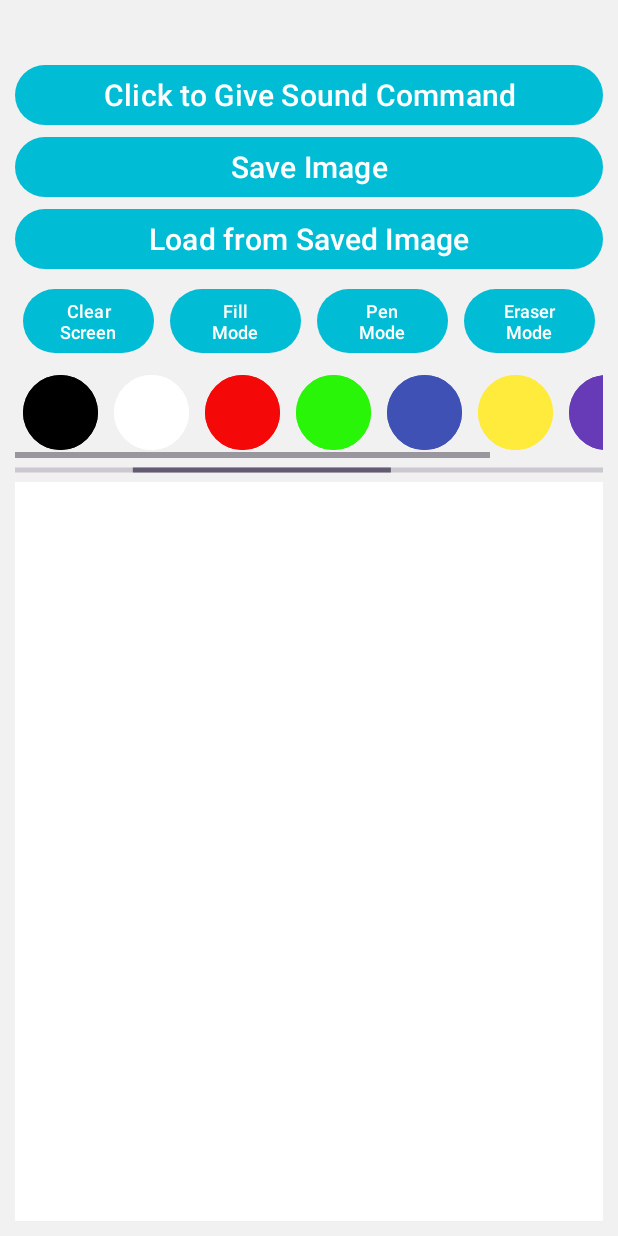
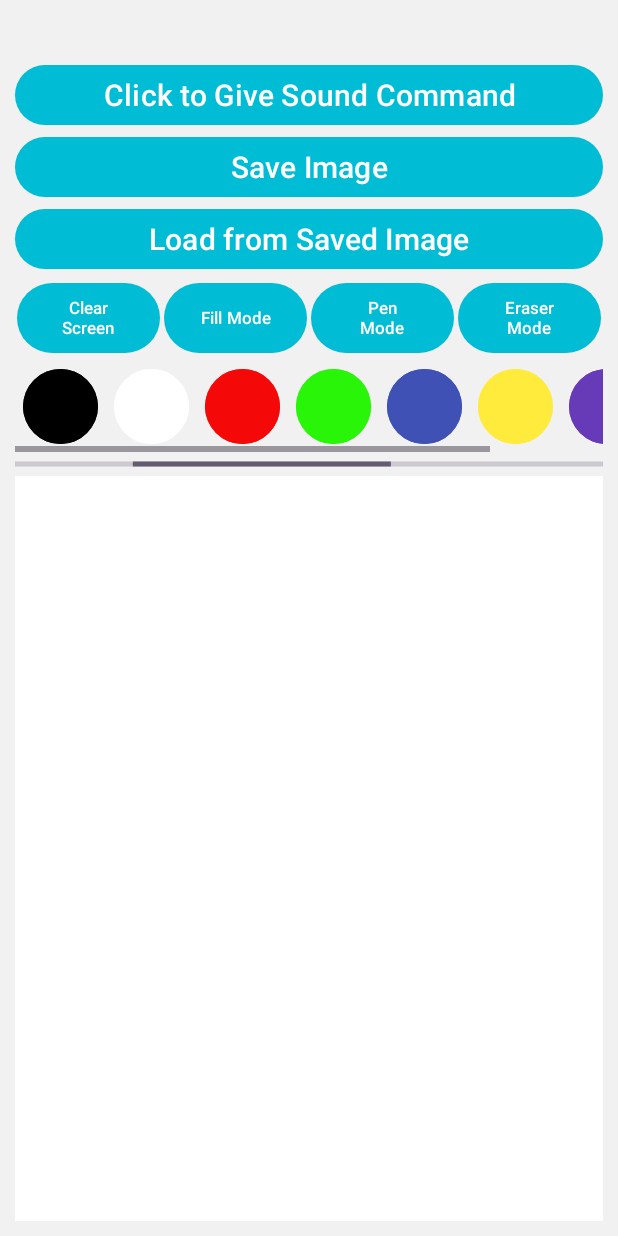
Before and after one commit to hyak4j/sound_drawing, an Android app: the layout activity_main.xml on its own in the app's theme, with its tools: preview values and no code run, on a phone screen of 412 x 824 dp. Run offline under Robolectric (Android 15) with nearby library versions, the phone set to English and light mode, and no system bars.

Commit message:
[新增] 新增支援多語系(繁體中文、簡體中文、日文)；UI適性調整

```diff
--- a/app/src/main/res/layout/activity_main.xml
+++ b/app/src/main/res/layout/activity_main.xml
@@ -46,38 +46,38 @@
         <Button
             android:id="@+id/btnClear"
             android:layout_width="0dp"
-            android:layout_height="wrap_content"
+            android:layout_height="match_parent"
+            android:layout_margin="1dp"
             android:layout_weight="1"
-            android:textSize="12sp"
             android:text="@string/btn_clear"
-            android:layout_margin="5dp" />
+            android:textSize="11sp" />
 
         <Button
             android:id="@+id/btnFill"
             android:layout_width="0dp"
-            android:layout_height="wrap_content"
+            android:layout_height="match_parent"
+            android:layout_margin="1dp"
             android:layout_weight="1"
-            android:textSize="12sp"
             android:text="@string/btn_fill"
-            android:layout_margin="5dp" />
+            android:textSize="11sp" />
 
         <Button
             android:id="@+id/btnPen"
             android:layout_width="0dp"
-            android:layout_height="wrap_content"
+            android:layout_height="match_parent"
+            android:layout_margin="1dp"
             android:layout_weight="1"
-            android:textSize="12sp"
             android:text="@string/btn_pen"
-            android:layout_margin="5dp" />
+            android:textSize="11sp" />
 
         <Button
             android:id="@+id/btnEraser"
             android:layout_width="0dp"
-            android:layout_height="wrap_content"
+            android:layout_height="match_parent"
+            android:layout_margin="1dp"
             android:layout_weight="1"
-            android:textSize="12sp"
             android:text="@string/btn_eraser"
-            android:layout_margin="5dp" />
+            android:textSize="11sp" />
 
     </LinearLayout>
 
@@ -87,7 +87,7 @@
 
         <LinearLayout
             android:orientation="horizontal"
-            android:layout_width="match_parent"
+            android:layout_width="wrap_content"
             android:layout_height="wrap_content">
 
             <Button
```
Also changed, not shown: 3 other files.
